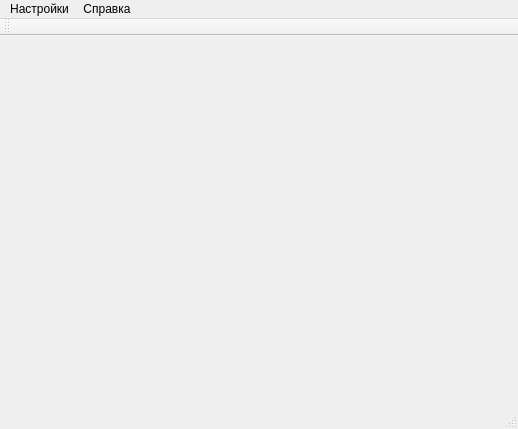
stepankuzmin/mole, file mainwindow.ui: the form before one commit.
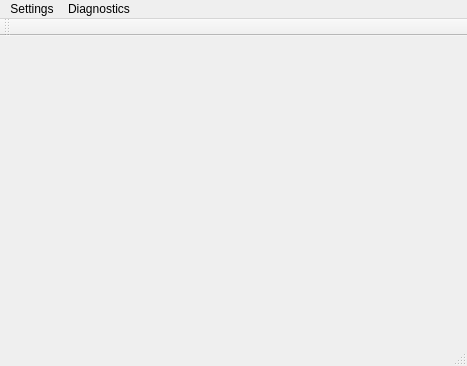
The form after the commit.

The edit to the form file:
```diff
--- a/mainwindow.ui
+++ b/mainwindow.ui
@@ -6,8 +6,8 @@
    <rect>
     <x>0</x>
     <y>0</y>
-    <width>518</width>
-    <height>429</height>
+    <width>467</width>
+    <height>366</height>
    </rect>
   </property>
   <property name="windowTitle">
@@ -19,26 +19,26 @@
     <rect>
      <x>0</x>
      <y>0</y>
-     <width>518</width>
+     <width>467</width>
      <height>18</height>
     </rect>
    </property>
-   <widget class="QMenu" name="menu_settings">
+   <widget class="QMenu" name="menuSettings">
     <property name="title">
-     <string>Настройки</string>
+     <string>Settings</string>
     </property>
     <addaction name="action_settings"/>
     <addaction name="separator"/>
     <addaction name="action_quit"/>
    </widget>
-   <widget class="QMenu" name="menu_help">
+   <widget class="QMenu" name="menuTest">
     <property name="title">
-     <string>Справка</string>
+     <string>Diagnostics</string>
     </property>
     <addaction name="action_about"/>
    </widget>
-   <addaction name="menu_settings"/>
-   <addaction name="menu_help"/>
+   <addaction name="menuSettings"/>
+   <addaction name="menuTest"/>
   </widget>
   <widget class="QToolBar" name="mainToolBar">
    <attribute name="toolBarArea">
```
Left out of the diff: 91 changed lines with no effect on the pictures.
